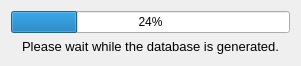
Old version of the form progressbar.ui in the repository kroenecker/japanified.
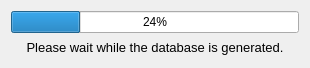
New version of the form.

The edit to the form file:
```diff
--- a/progressbar.ui
+++ b/progressbar.ui
@@ -8,9 +8,9 @@
   <property name="geometry">
    <rect>
     <x>0</x>
-    <y>1</y>
-    <width>301</width>
-    <height>66</height>
+    <y>0</y>
+    <width>310</width>
+    <height>68</height>
    </rect>
   </property>
   <property name="sizePolicy">
```
Left out of the diff: 2 changed lines with no effect on the pictures.
